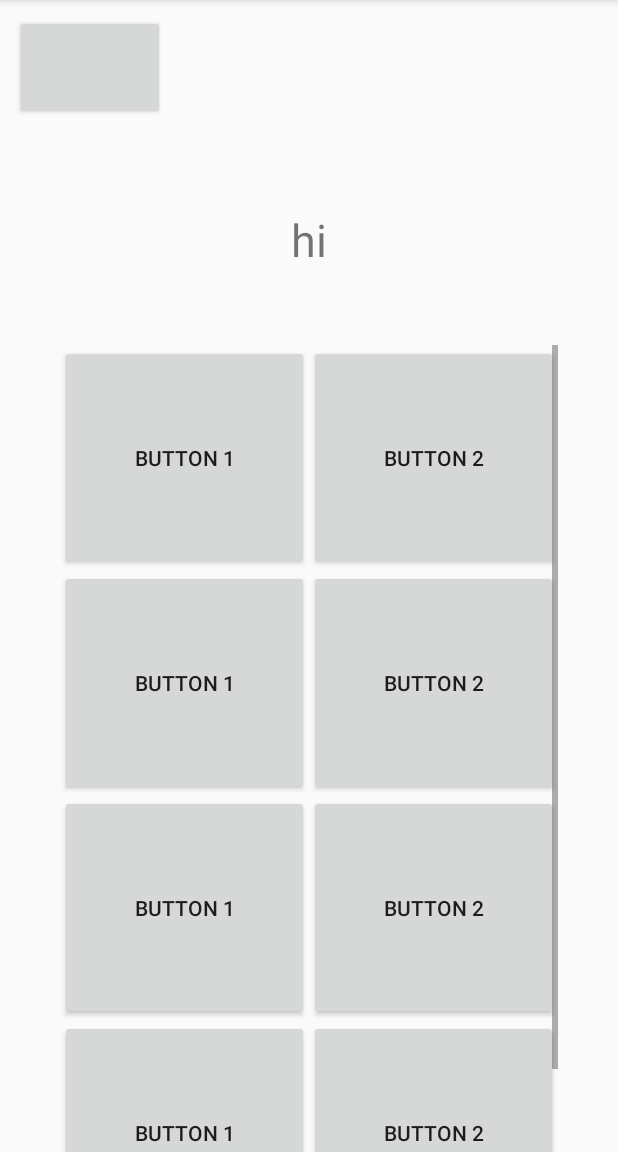
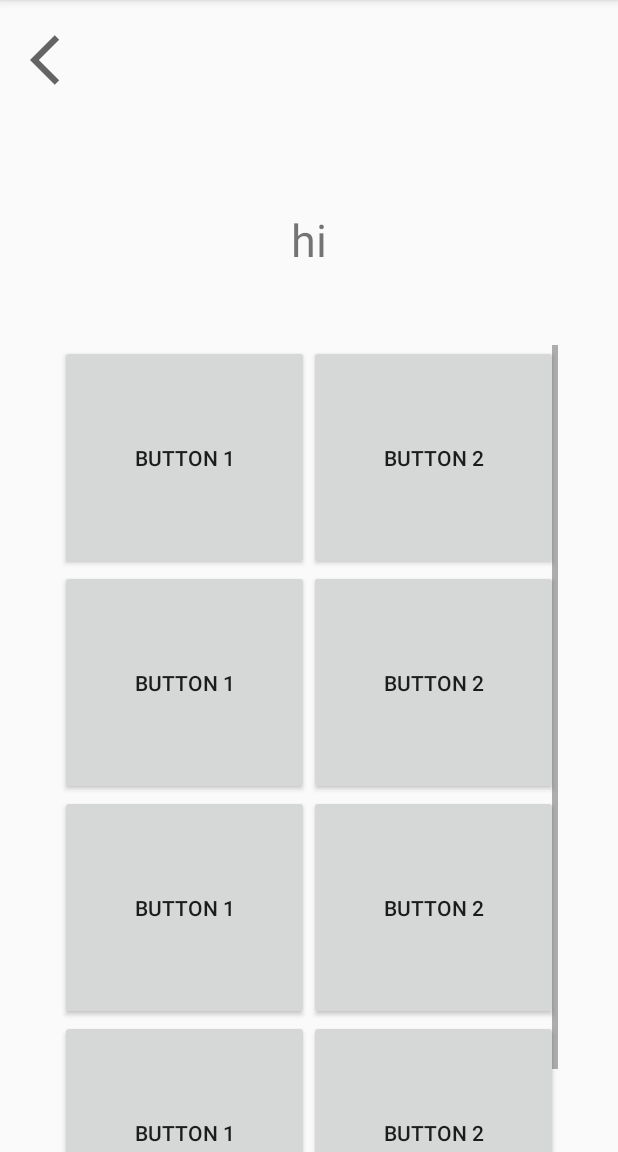
Before and after one commit to IknowAra/TakeToday, an Android app: the Category screen opened directly, with no data from a screen before it, on a phone screen of 412 x 824 dp, the part 84-1236 px from its top. Run offline under Robolectric (Android 15) with nearby library versions, the phone set to English and light mode, and no system bars; libraries missing offline, so code that uses them is left out: kr.hs.emirim.

Commit message:
category btn update

```diff
--- a/app/src/main/java/kr/hs/emirim/cho/taketoday2/Category.kt
+++ b/app/src/main/java/kr/hs/emirim/cho/taketoday2/Category.kt
@@ -2,10 +2,15 @@ package kr.hs.emirim.cho.taketoday2
 
 import androidx.appcompat.app.AppCompatActivity
 import android.os.Bundle
+import kotlinx.android.synthetic.main.activity_category.*
 
 class Category : AppCompatActivity() {
     override fun onCreate(savedInstanceState: Bundle?) {
         super.onCreate(savedInstanceState)
         setContentView(R.layout.activity_category)
+
+        btn_back.setOnClickListener{
+            finish();
+        }
     }
 }
--- /dev/null
+++ b/app/src/main/res/drawable/icon_back.xml
@@ -0,0 +1,5 @@
+<vector android:height="60dp" android:tint="?attr/colorControlNormal"
+    android:viewportHeight="24" android:viewportWidth="24"
+    android:width="60dp" xmlns:android="http://schemas.android.com/apk/res/android">
+    <path android:fillColor="@android:color/white" android:pathData="M11.67,3.87L9.9,2.1 0,12l9.9,9.9 1.77,-1.77L3.54,12z"/>
+</vector>
--- a/app/src/main/res/layout/activity_category.xml
+++ b/app/src/main/res/layout/activity_category.xml
@@ -20,10 +20,13 @@
             android:orientation="vertical">
 
             <Button
-                android:layout_width="100dp"
-                android:layout_height="70dp"
-                android:layout_marginLeft="10dp"
+                android:id="@+id/btn_back"
+                android:layout_width="40dp"
+                android:layout_height="40dp"
+                android:layout_margin="20dp"
+                android:background="@drawable/icon_back"
                 android:layout_marginTop="10dp"></Button>
+
 
             <TextView
                 android:id="@+id/text1"
```
